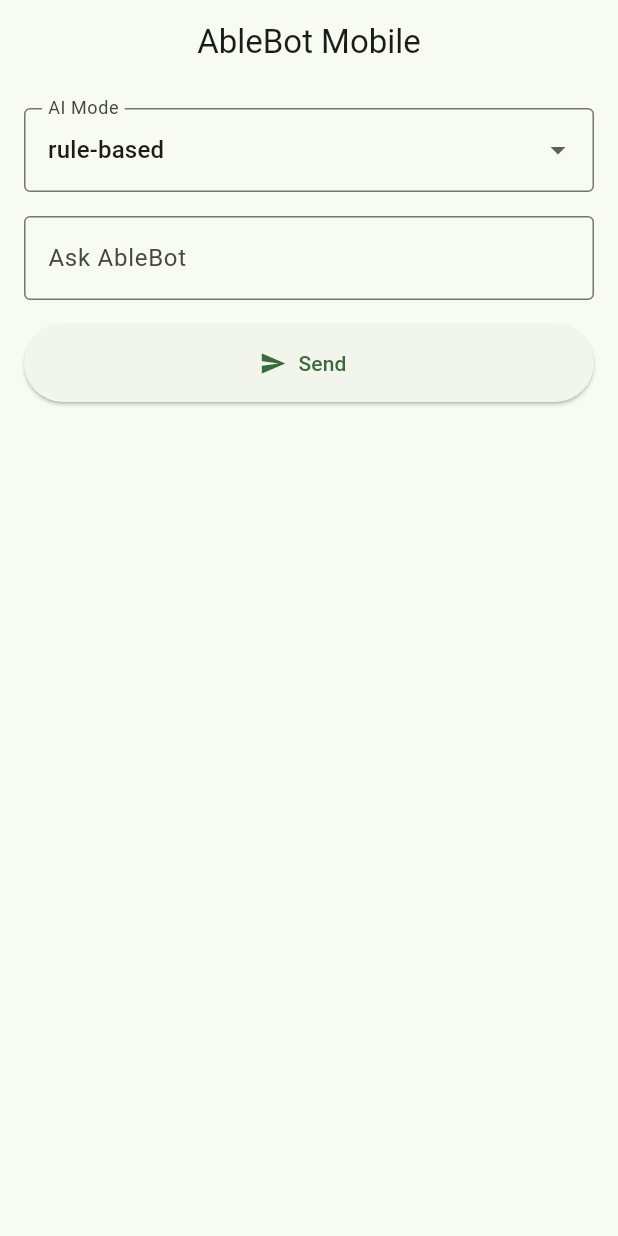
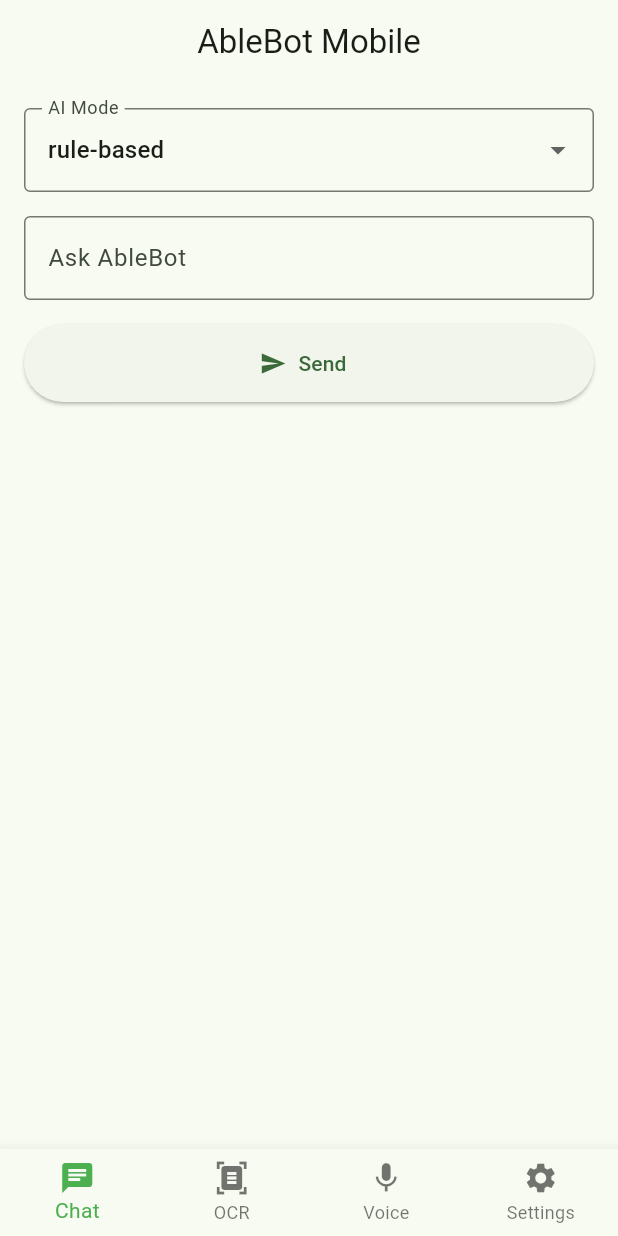
Before and after one commit to guired513/AbleBot, a Flutter app: the screen it shows after launch, on a phone screen of 412 x 824 dp. Run offline on Flutter 3.47's test engine with Material 3 defaults, Android fonts, the phone set to English and light mode, and no system bars.

Commit message:
Implement bottom navigation and multimodal mobile architecture

```diff
--- a/mobile/ablebot_mobile/lib/main.dart
+++ b/mobile/ablebot_mobile/lib/main.dart
@@ -1,5 +1,5 @@
 import 'package:flutter/material.dart';
-import 'screens/chat_screen.dart';
+import 'screens/main_navigation_screen.dart';
 
 void main() {
   runApp(const AbleBotApp());
@@ -17,7 +17,7 @@ class AbleBotApp extends StatelessWidget {
         colorSchemeSeed: Colors.green,
         useMaterial3: true,
       ),
-      home: const ChatScreen(),
+      home: const MainNavigationScreen(),
     );
   }
 }
--- /dev/null
+++ b/mobile/ablebot_mobile/lib/screens/main_navigation_screen.dart
@@ -0,0 +1,60 @@
+import 'package:flutter/material.dart';
+import 'chat_screen.dart';
+import 'ocr_screen.dart';
+import 'voice_screen.dart';
+import 'settings_screen.dart';
+
+class MainNavigationScreen extends StatefulWidget {
+  const MainNavigationScreen({super.key});
+
+  @override
+  State<MainNavigationScreen> createState() => _MainNavigationScreenState();
+}
+
+class _MainNavigationScreenState extends State<MainNavigationScreen> {
+  int _selectedIndex = 0;
+
+  final List<Widget> _screens = const [
+    ChatScreen(),
+    OcrScreen(),
+    VoiceScreen(),
+    SettingsScreen(),
+  ];
+
+  void _onItemTapped(int index) {
+    setState(() {
+      _selectedIndex = index;
+    });
+  }
+
+  @override
+  Widget build(BuildContext context) {
+    return Scaffold(
+      body: _screens[_selectedIndex],
+      bottomNavigationBar: BottomNavigationBar(
+        currentIndex: _selectedIndex,
+        onTap: _onItemTapped,
+        type: BottomNavigationBarType.fixed,
+        selectedItemColor: Colors.green,
+        items: const [
+          BottomNavigationBarItem(
+            icon: Icon(Icons.chat),
+            label: 'Chat',
+          ),
+          BottomNavigationBarItem(
+            icon: Icon(Icons.document_scanner),
+            label: 'OCR',
+          ),
+          BottomNavigationBarItem(
+            icon: Icon(Icons.mic),
+            label: 'Voice',
+          ),
+          BottomNavigationBarItem(
+            icon: Icon(Icons.settings),
+            label: 'Settings',
+          ),
+        ],
+      ),
+    );
+  }
+}
--- a/mobile/ablebot_mobile/lib/services/api_service.dart
+++ b/mobile/ablebot_mobile/lib/services/api_service.dart
@@ -2,7 +2,7 @@ import 'dart:convert';
 import 'package:http/http.dart' as http;
 
 class ApiService {
-  static const String baseUrl = 'http://10.0.0.18:5000';
+  static const String baseUrl = 'http://10.0.0.20:5000';
 
   static Future<Map<String, dynamic>> sendChatMessage({
     required String message,
--- a/mobile/ablebot_mobile/pubspec.yaml
+++ b/mobile/ablebot_mobile/pubspec.yaml
@@ -35,6 +35,7 @@ dependencies:
   # Use with the CupertinoIcons class for iOS style icons.
   cupertino_icons: ^1.0.8
   http: ^1.6.0
+  image_picker: ^1.2.2
 
 dev_dependencies:
   flutter_test:
```
Also changed, not shown: mobile/ablebot_mobile/lib/screens/home_screen.dart (added, +155 -0 lines), mobile/ablebot_mobile/lib/screens/ocr_screen.dart (added, +25 -0 lines), mobile/ablebot_mobile/lib/screens/settings_screen.dart (added, +25 -0 lines), mobile/ablebot_mobile/lib/screens/voice_screen.dart (added, +25 -0 lines), mobile/ablebot_mobile/pubspec.lock, 5 other files.
